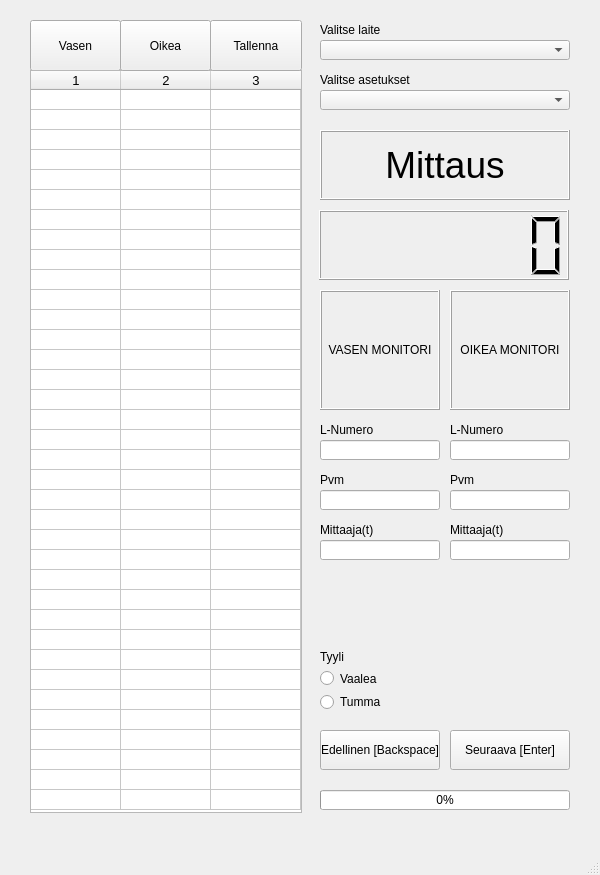
cyanidesayonara/monitorimittari, file ui.ui: the form before one commit.
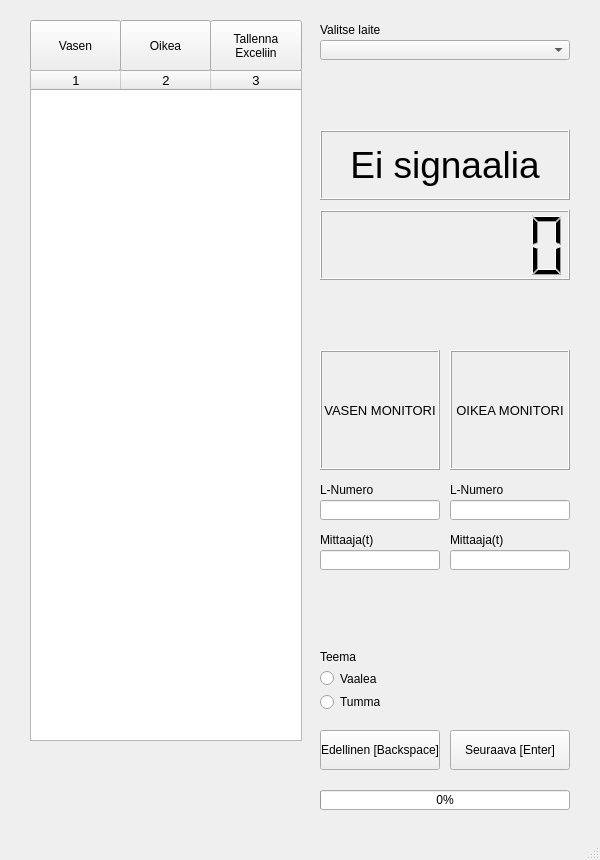
The form after the commit.

What changed in the file:
```diff
--- a/ui.ui
+++ b/ui.ui
@@ -7,7 +7,7 @@
     <x>0</x>
     <y>0</y>
     <width>600</width>
-    <height>875</height>
+    <height>860</height>
    </rect>
   </property>
   <property name="windowTitle">
@@ -66,7 +66,7 @@
    <widget class="QLCDNumber" name="lcdNumber">
     <property name="geometry">
      <rect>
-      <x>319</x>
+      <x>320</x>
       <y>210</y>
       <width>250</width>
       <height>70</height>
@@ -106,7 +106,7 @@
      <enum>QFrame::Raised</enum>
     </property>
     <property name="text">
-     <string>Mittaus</string>
+     <string>Ei signaalia</string>
     </property>
     <property name="alignment">
      <set>Qt::AlignCenter</set>
@@ -118,7 +118,7 @@
       <x>30</x>
       <y>70</y>
       <width>272</width>
-      <height>743</height>
+      <height>671</height>
      </rect>
     </property>
     <property name="font">
@@ -136,7 +136,7 @@
      <enum>Qt::SolidLine</enum>
     </property>
     <property name="rowCount">
-     <number>36</number>
+     <number>0</number>
     </property>
     <property name="columnCount">
      <number>3</number>
@@ -159,42 +159,6 @@
     <attribute name="verticalHeaderMinimumSectionSize">
      <number>20</number>
     </attribute>
-    <row/>
-    <row/>
-    <row/>
-    <row/>
-    <row/>
-    <row/>
-    <row/>
-    <row/>
-    <row/>
-    <row/>
-    <row/>
-    <row/>
-    <row/>
-    <row/>
-    <row/>
-    <row/>
-    <row/>
-    <row/>
-    <row/>
-    <row/>
-    <row/>
-    <row/>
-    <row/>
-    <row/>
-    <row/>
-    <row/>
-    <row/>
-    <row/>
-    <row/>
-    <row/>
-    <row/>
-    <row/>
-    <row/>
-    <row/>
-    <row/>
-    <row/>
     <column/>
     <column/>
     <column/>
@@ -203,7 +167,7 @@
     <property name="geometry">
      <rect>
       <x>320</x>
-      <y>440</y>
+      <y>500</y>
       <width>120</width>
       <height>20</height>
      </rect>
@@ -213,7 +177,7 @@
     <property name="geometry">
      <rect>
       <x>450</x>
-      <y>440</y>
+      <y>500</y>
       <width>120</width>
       <height>20</height>
      </rect>
@@ -223,11 +187,16 @@
     <property name="geometry">
      <rect>
       <x>320</x>
-      <y>290</y>
+      <y>350</y>
       <width>120</width>
       <height>120</height>
      </rect>
     </property>
+    <property name="font">
+     <font>
+      <pointsize>10</pointsize>
+     </font>
+    </property>
     <property name="frameShape">
      <enum>QFrame::Box</enum>
     </property>
@@ -245,11 +214,16 @@
     <property name="geometry">
      <rect>
       <x>450</x>
-      <y>290</y>
+      <y>350</y>
       <width>120</width>
       <height>120</height>
      </rect>
     </property>
+    <property name="font">
+     <font>
+      <pointsize>10</pointsize>
+     </font>
+    </property>
     <property name="frameShape">
      <enum>QFrame::Box</enum>
     </property>
@@ -267,7 +241,7 @@
     <property name="geometry">
      <rect>
       <x>320</x>
-      <y>420</y>
+      <y>480</y>
       <width>120</width>
       <height>20</height>
      </rect>
@@ -280,7 +254,7 @@
     <property name="geometry">
      <rect>
       <x>450</x>
-      <y>420</y>
+      <y>480</y>
       <width>120</width>
       <height>20</height>
      </rect>
@@ -292,59 +266,13 @@
    <widget class="QLabel" name="rightPvmLabel">
     <property name="geometry">
      <rect>
-      <x>450</x>
-      <y>470</y>
-      <width>120</width>
-      <height>20</height>
-     </rect>
-    </property>
-    <property name="text">
-     <string>Pvm</string>
-    </property>
-   </widget>
-   <widget class="QLineEdit" name="leftPvmInput">
-    <property name="geometry">
-     <rect>
       <x>320</x>
-      <y>490</y>
+      <y>530</y>
       <width>120</width>
       <height>20</height>
      </rect>
     </property>
-   </widget>
-   <widget class="QLineEdit" name="rightPvmInput">
-    <property name="geometry">
-     <rect>
-      <x>450</x>
-      <y>490</y>
-      <width>120</width>
-      <height>20</height>
-     </rect>
-    </property>
-   </widget>
-   <widget class="QLabel" name="leftPvmLabel">
-    <property name="geometry">
-     <rect>
-      <x>320</x>
-      <y>470</y>
-      <width>120</width>
-      <height>20</height>
-     </rect>
-    </property>
     <property name="text">
-     <string>Pvm</string>
-    </property>
-   </widget>
-   <widget class="QLabel" name="leftMittaajaLabel">
-    <property name="geometry">
-     <rect>
-      <x>320</x>
-      <y>520</y>
-      <width>120</width>
-      <height>20</height>
-     </rect>
-    </property>
-    <property name="text">
      <string>Mittaaja(t)</string>
     </property>
    </widget>
@@ -352,7 +280,7 @@
     <property name="geometry">
      <rect>
       <x>450</x>
-      <y>520</y>
+      <y>530</y>
       <width>120</width>
       <height>20</height>
      </rect>
@@ -365,7 +293,7 @@
     <property name="geometry">
      <rect>
       <x>320</x>
-      <y>540</y>
+      <y>550</y>
       <width>120</width>
       <height>20</height>
      </rect>
@@ -375,7 +303,7 @@
     <property name="geometry">
      <rect>
       <x>450</x>
-      <y>540</y>
+      <y>550</y>
       <width>120</width>
       <height>20</height>
      </rect>
@@ -394,7 +322,7 @@
      <item>
       <widget class="QLabel" name="themeLabel">
        <property name="text">
-        <string>Tyyli</string>
+        <string>Teema</string>
        </property>
       </widget>
      </item>
@@ -436,7 +364,7 @@
       <x>30</x>
       <y>70</y>
       <width>272</width>
-      <height>743</height>
+      <height>671</height>
      </rect>
     </property>
     <property name="font">
@@ -454,7 +382,7 @@
      <enum>Qt::SolidLine</enum>
     </property>
     <property name="rowCount">
-     <number>36</number>
+     <number>0</number>
     </property>
     <property name="columnCount">
      <number>3</number>
@@ -477,42 +405,6 @@
     <attribute name="verticalHeaderMinimumSectionSize">
      <number>20</number>
     </attribute>
-    <row/>
-    <row/>
-    <row/>
-    <row/>
-    <row/>
-    <row/>
-    <row/>
-    <row/>
-    <row/>
-    <row/>
-    <row/>
-    <row/>
-    <row/>
-    <row/>
-    <row/>
-    <row/>
-    <row/>
-    <row/>
-    <row/>
-    <row/>
-    <row/>
-    <row/>
-    <row/>
-    <row/>
-    <row/>
-    <row/>
-    <row/>
-    <row/>
-    <row/>
-    <row/>
-    <row/>
-    <row/>
-    <row/>
-    <row/>
-    <row/>
-    <row/>
     <column/>
     <column/>
     <column/>
@@ -543,7 +435,8 @@
      </rect>
     </property>
     <property name="text">
-     <string>Tallenna</string>
+     <string>Tallenna
+Exceliin</string>
     </property>
    </widget>
    <widget class="QProgressBar" name="progressBar">
@@ -559,29 +452,6 @@
      <number>0</number>
     </property>
    </widget>
-   <widget class="QLabel" name="settingsBoxLabel">
-    <property name="geometry">
-     <rect>
-      <x>320</x>
-      <y>70</y>
-      <width>260</width>
-      <height>20</height>
-     </rect>
-    </property>
-    <property name="text">
-     <string>Valitse asetukset</string>
-    </property>
-   </widget>
-   <widget class="QComboBox" name="settingsBox">
-    <property name="geometry">
-     <rect>
-      <x>320</x>
-      <y>90</y>
-      <width>250</width>
-      <height>20</height>
-     </rect>
-    </property>
-   </widget>
   </widget>
   <widget class="QMenuBar" name="menubar">
    <property name="geometry">
```
Left out of the diff: 8 changed lines with no effect on the pictures.
